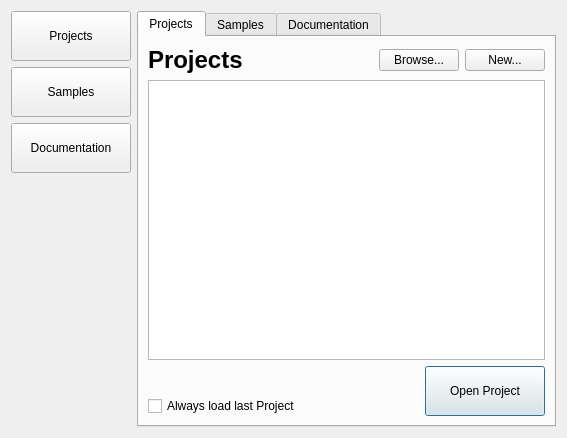
The window that Code/Editor/EditorFramework/Dialogs/DashboardDlg.ui (ezEngine/ezEngine) describes before a commit, drawn with Qt 5.
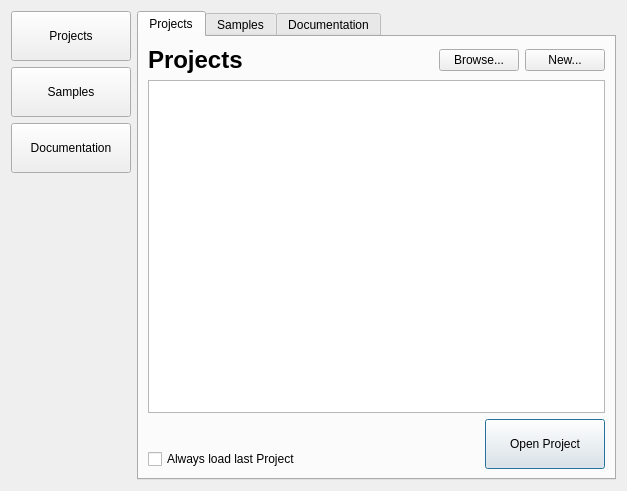
The same window after the commit. Icons and pictures are not drawn.

Patch:
```diff
--- a/Code/Editor/EditorFramework/Dialogs/DashboardDlg.ui
+++ b/Code/Editor/EditorFramework/Dialogs/DashboardDlg.ui
@@ -6,8 +6,8 @@
    <rect>
     <x>0</x>
     <y>0</y>
-    <width>567</width>
-    <height>438</height>
+    <width>627</width>
+    <height>491</height>
    </rect>
   </property>
   <property name="windowTitle">
@@ -165,7 +165,37 @@
         </layout>
        </item>
        <item>
-        <widget class="QListWidget" name="ProjectsList"/>
+        <widget class="QTableWidget" name="ProjectsList">
+         <property name="editTriggers">
+          <set>QAbstractItemView::NoEditTriggers</set>
+         </property>
+         <property name="alternatingRowColors">
+          <bool>true</bool>
+         </property>
+         <property name="selectionMode">
+          <enum>QAbstractItemView::SingleSelection</enum>
+         </property>
+         <property name="selectionBehavior">
+          <enum>QAbstractItemView::SelectRows</enum>
+         </property>
+         <property name="textElideMode">
+          <enum>Qt::ElideNone</enum>
+         </property>
+         <property name="columnCount">
+          <number>2</number>
+         </property>
+         <attribute name="horizontalHeaderVisible">
+          <bool>false</bool>
+         </attribute>
+         <attribute name="horizontalHeaderStretchLastSection">
+          <bool>true</bool>
+         </attribute>
+         <attribute name="verticalHeaderVisible">
+          <bool>false</bool>
+         </attribute>
+         <column/>
+         <column/>
+        </widget>
        </item>
        <item>
         <layout class="QHBoxLayout" name="horizontalLayout_6">
```
Left out of the diff: 12 changed lines with no effect on the pictures.
